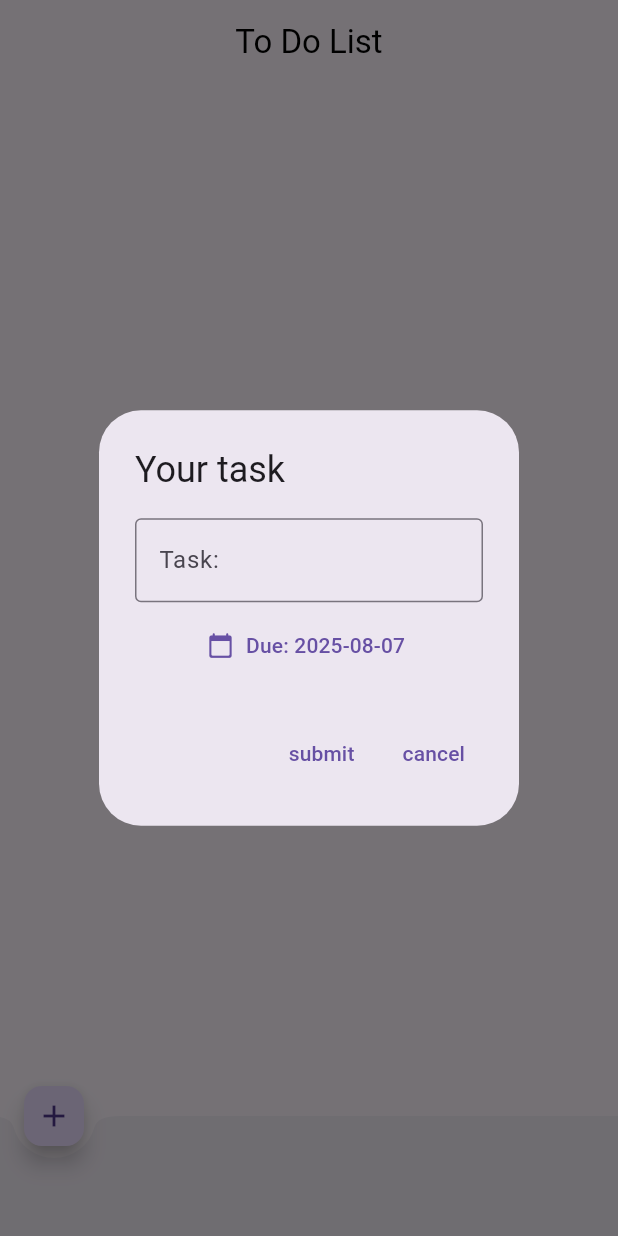
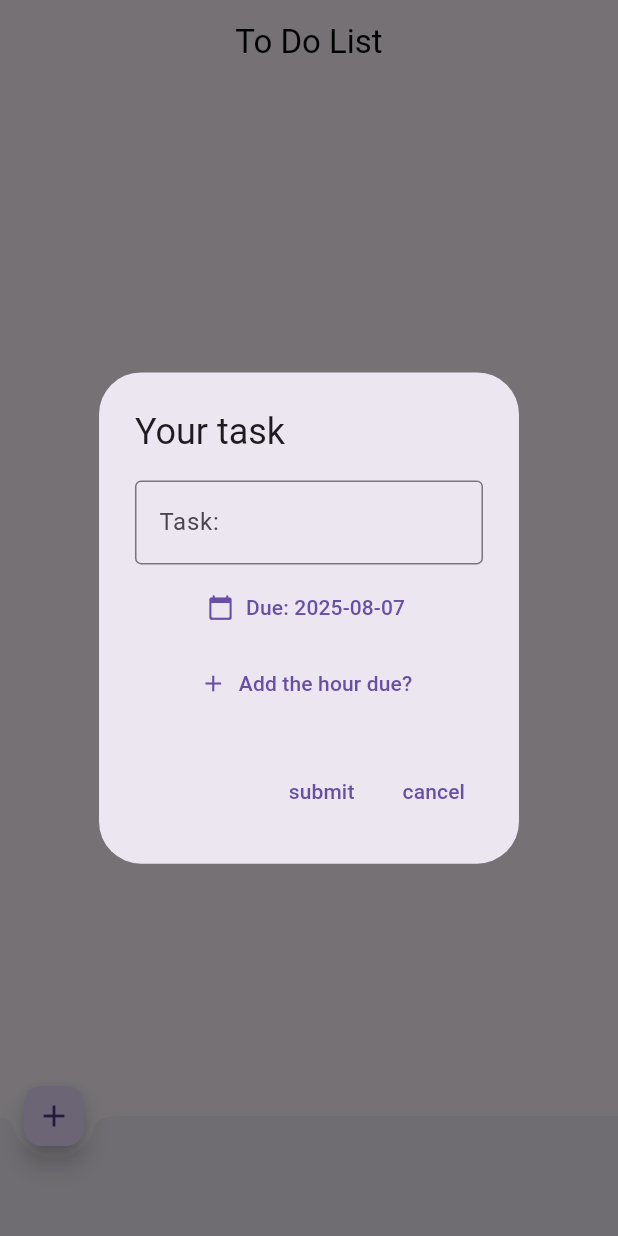
Before and after one commit to Sakai12404/To-Do-List, a Flutter app: the screen it shows after launch, after a tap on the "add" icon, on a phone screen of 412 x 824 dp. Run offline on Flutter 3.47's test engine with Material 3 defaults, Android fonts, the phone set to English and light mode, and no system bars.

Commit message:
Finished implmenting the optional hour arugument but eveyrthing is starting to look like a mess so I'll get to that evantually

```diff
--- a/lib/screen/checklist.dart
+++ b/lib/screen/checklist.dart
@@ -98,9 +98,7 @@ class _CheckListState extends State<CheckList> with WidgetsBindingObserver {
               builder: (context) => _buildConfirmationAlertDialog(task),
             );
           }
-          setState(
-            () => _showTaskCreationScreen(context, false, index),
-          );
+          setState(() => _showTaskCreationScreen(context, false, index));
           return false;
         },
         child: _buildTaskBoxCheckList(task),
@@ -147,7 +145,7 @@ class _CheckListState extends State<CheckList> with WidgetsBindingObserver {
             ),
           ),
           SelectableText(
-            "Due: ${task.dateTime.toLocal().toString().split(' ')[0]}",
+            "Due: ${task.dateTime.toLocal().toString().split(' ')[0]} ${task.dueWhen == null ? "" : "at: ${task.dueWhen!.format(context)}"}",
             style: TextStyle(
               color: Colors.white,
               decoration: task.isDone ? TextDecoration.lineThrough : null,
@@ -169,17 +167,15 @@ class _CheckListState extends State<CheckList> with WidgetsBindingObserver {
     );
   }
 
-  // ignore: no_leading_underscores_for_local_identifiers
-  void _showTaskCreationScreen(
-    BuildContext context,
-    bool isAdd,
-    int? index,
-  ) {
+  void _showTaskCreationScreen(BuildContext context, bool isAdd, int? index) {
     Task? task = index == null ? null : tasks[index];
     bool isTaskNull = task == null;
     DateTime? selectedDate = isTaskNull ? DateTime.now() : task.dateTime;
+    TimeOfDay? selectedTime = isTaskNull ? null : task.dueWhen;
     ScrollController scrollContorler = ScrollController();
-    TextEditingController controller = TextEditingController(text : isTaskNull ? null : task.task);
+    TextEditingController controller = TextEditingController(
+      text: isTaskNull ? null : task.task,
+    );
     FocusNode textFieldFocusNode = FocusNode();
     showDialog(
       context: context,
@@ -234,6 +230,30 @@ class _CheckListState extends State<CheckList> with WidgetsBindingObserver {
                   },
                 ),
               ),
+              const SizedBox(height: 2.5),
+              StatefulBuilder(
+                builder: (context, setState) => selectedTime == null
+                    ? TextButton.icon(
+                        icon: Icon(Icons.add),
+                        label: Text("Add the hour due?"),
+                        onPressed: () =>setState(() => selectedTime = TimeOfDay.now()),
+                      )
+                    : TextButton.icon(
+                        icon: Icon(Icons.hourglass_bottom),
+                        label: Text("Due at: ${selectedTime!.format(context)}"),
+                        onPressed: () async {
+                          TimeOfDay? pickedHour = await showTimePicker(
+                            context: context,
+                            initialTime: TimeOfDay.now(),
+                          );
+                          setState(() {
+                            if (pickedHour != null) {
+                              selectedTime = pickedHour;
+                            }
+                          });
+                        },
+                      ),
+              ),
             ],
           ),
         ),
@@ -245,7 +265,7 @@ class _CheckListState extends State<CheckList> with WidgetsBindingObserver {
               if (input.isNotEmpty) {
                 if (isAdd) {
                   setState(() {
-                    tasks.add(Task(input, false, selectedDate!));
+                    tasks.add(Task(input, false, selectedDate!, selectedTime));
                     sortTasks(tasks);
                   });
                 } else {
@@ -254,6 +274,7 @@ class _CheckListState extends State<CheckList> with WidgetsBindingObserver {
                       input,
                       tasks[index].isDone,
                       selectedDate!,
+                      selectedTime,
                     );
                     sortTasks(tasks);
                   });
```
